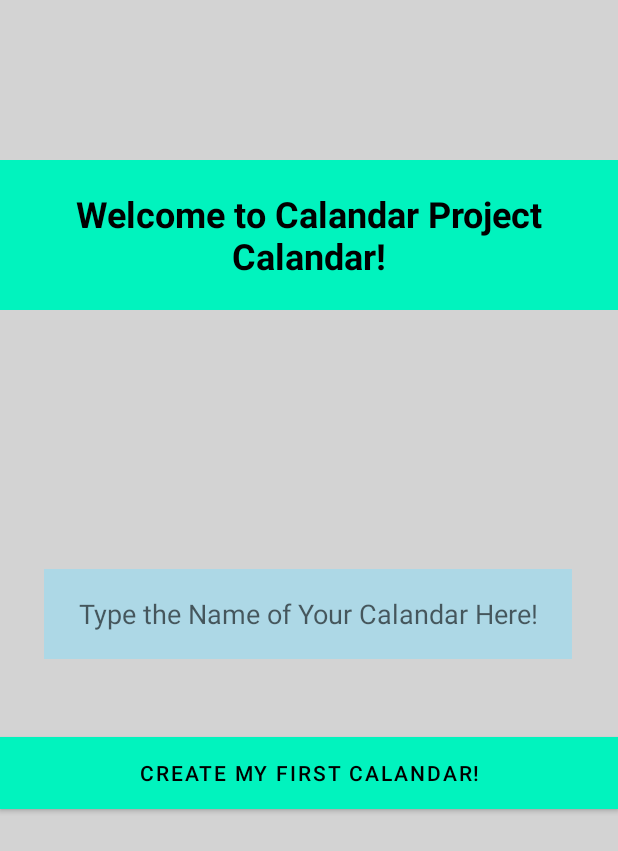
After one commit to TJohnsonAZ/Calandar-Project, an Android app: the layout main_menue.xml on its own in the app's theme, with its tools: preview values and no code run, on a phone screen of 412 x 824 dp. The commit adds this screen. Shown: the top 851 px of the screen. Run offline under Robolectric (Android 15) with nearby library versions, the phone set to English and light mode, and no system bars.

Commit message:
Current version of CalandarApp

```diff
--- /dev/null
+++ b/Calandar App/app/src/main/res/layout/main_menue.xml
@@ -0,0 +1,61 @@
+<?xml version="1.0" encoding="utf-8"?>
+<androidx.constraintlayout.widget.ConstraintLayout xmlns:android="http://schemas.android.com/apk/res/android"
+    xmlns:app="http://schemas.android.com/apk/res-auto"
+    xmlns:tools="http://schemas.android.com/tools"
+    android:layout_width="match_parent"
+    android:layout_height="match_parent"
+    android:background="@color/LightGrey"
+    tools:context=".MainMenu">
+
+    <TextView
+        android:id="@+id/WelcomeTextView"
+        android:layout_width="wrap_content"
+        android:layout_height="100dp"
+        android:background="@color/MainMenuBlueColor"
+        android:gravity="center"
+        android:text="@string/welcome_screen_text"
+        android:textColor="@color/Black"
+        android:textSize="24sp"
+        android:textStyle="bold"
+        app:layout_constraintBottom_toBottomOf="parent"
+        app:layout_constraintEnd_toEndOf="parent"
+        app:layout_constraintHorizontal_bias="0.0"
+        app:layout_constraintStart_toStartOf="parent"
+        app:layout_constraintTop_toTopOf="parent"
+        app:layout_constraintVertical_bias="0.147" />
+
+    <Button
+        android:id="@+id/CreateFirstCalButton"
+        android:layout_width="0dp"
+        android:layout_height="wrap_content"
+        android:background="@color/MainMenuBlueColor"
+        android:text="@string/create_cal_bttn_main"
+        android:textColor="@color/Black"
+        app:backgroundTint="@color/MainMenuBlueColor"
+        app:layout_constraintBottom_toBottomOf="parent"
+        app:layout_constraintEnd_toEndOf="parent"
+        app:layout_constraintHorizontal_bias="0.0"
+        app:layout_constraintStart_toStartOf="parent"
+        app:layout_constraintTop_toBottomOf="@+id/WelcomeTextView"
+        android:onClick="createCalandarGivenName" />
+
+    <EditText
+        android:id="@+id/nameCalandarTextField"
+        android:layout_width="352dp"
+        android:layout_height="60dp"
+        android:background="@color/LightBlue"
+        android:editable="false"
+        android:ems="10"
+        android:gravity="center"
+        android:importantForAutofill="no"
+        android:inputType="textPersonName"
+        android:textColor="@color/BlackTransparent"
+        app:layout_constraintBottom_toTopOf="@+id/CreateFirstCalButton"
+        app:layout_constraintEnd_toEndOf="parent"
+        app:layout_constraintHorizontal_bias="0.491"
+        app:layout_constraintStart_toStartOf="parent"
+        app:layout_constraintTop_toBottomOf="@+id/WelcomeTextView"
+        app:layout_constraintVertical_bias="0.77"
+        android:hint="@string/enter_cal_name_field"/>
+
+</androidx.constraintlayout.widget.ConstraintLayout>
--- a/Calandar App/app/src/main/res/values/colors.xml
+++ b/Calandar App/app/src/main/res/values/colors.xml
@@ -147,4 +147,6 @@
         <color name="DarkBlue">#00008B</color>
         <color name="Navy">#000080</color>
         <color name="Black">#000000</color>
+        <color name="BlackTransparent">#65000000</color>
+        <color name="MainMenuBlueColor">#01F3BE</color>
     </resources>
--- a/Calandar App/app/src/main/res/values/strings.xml
+++ b/Calandar App/app/src/main/res/values/strings.xml
@@ -2,5 +2,9 @@
 
     <string name="app_name">Calandar App</string>
     <string name="blank_day"> </string>
+    <string name="welcome_screen_text">Welcome to Calandar Project Calandar!</string>
+    <string name="create_cal_bttn_main">Create My First Calandar!</string>
+    <string name="enter_cal_name_field">Type the Name of Your Calandar Here!</string>
+    <string name="no_selection_text">No Selection</string>
 
 </resources>
```
Also changed, not shown: Calandar App/app/src/main/AndroidManifest.xml (+9 -2 lines), Calandar App/app/src/main/java/com/example/calandarapp/MainActivity.java (+12 -1 lines), Calandar App/app/src/main/java/com/example/calandarapp/MainMenu.java (added, +113 -0 lines), Calandar App/app/src/main/res/menu/confirm_first_cal_name_popup_menu.xml (added, +12 -0 lines), Calandar App/app/src/main/res/menu/name.xml (deleted, +0 -14 lines), 1 other file.
